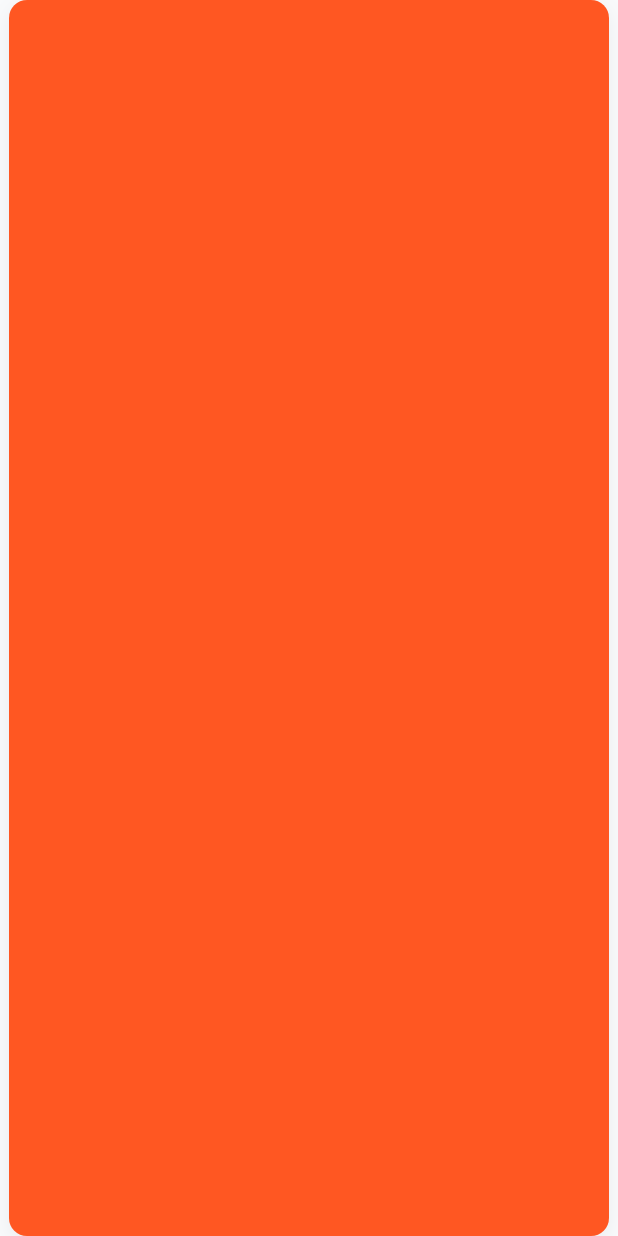
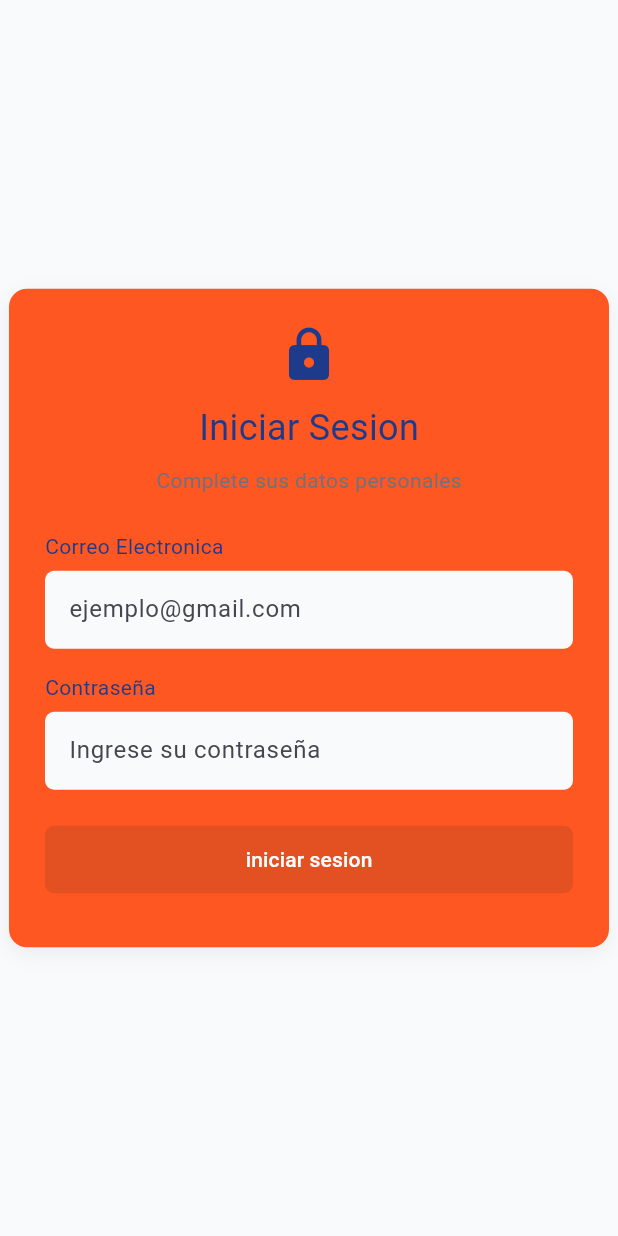
Before and after one commit to yeimyg2025/formularioflutter, a Flutter app: the screen it shows after launch, on a phone screen of 412 x 824 dp. Run offline on Flutter 3.47's test engine with Material 3 defaults, Android fonts, the phone set to English and light mode, and no system bars.

Commit message:
login actualizado

```diff
--- a/lib/main.dart
+++ b/lib/main.dart
@@ -50,6 +50,86 @@ class LoginFormScreen extends StatelessWidget{
               )
             ]
           ),
+          child: Column(
+            mainAxisSize: MainAxisSize.min,
+            children: [
+              const Icon(Icons.lock, size: 40, color: primaryNavy,),
+              const SizedBox(height: 12),
+              const Text("Iniciar Sesion",
+              style: TextStyle(
+                fontSize: 24,
+                color: primaryNavy,
+              ),
+              ),
+              const SizedBox(height: 8),
+              const Text("Complete sus datos personales", style: TextStyle(fontSize: 14,color: secondaryGrey),),
+              const SizedBox(height: 24),
+              //correo
+              const Align(
+                alignment: Alignment.centerLeft,
+                child: Text("Correo Electronica",
+                style: TextStyle(color: primaryNavy)),
+              ),
+              const SizedBox(height: 6),
+              TextField(
+                decoration: InputDecoration(
+                  hintText: "ejemplo@gmail.com",
+                  filled: true,
+                  fillColor: backgroundGrey,
+                  border: OutlineInputBorder(
+                    borderRadius: BorderRadius.circular(6),
+                    borderSide: BorderSide.none,
+                  ),
+                  contentPadding:
+                    const EdgeInsets.symmetric(horizontal: 12,vertical: 14),
+                ),
+              ),
+              const SizedBox(height: 16),
+
+              //campo contraseña
+              const Align(
+                alignment: Alignment.centerLeft,
+                child:
+                  Text("Contraseña", style: TextStyle(color: primaryNavy)),
+              ),
+              const SizedBox(height: 6),
+              TextField(
+                obscureText: true,
+                decoration: InputDecoration(
+                  hintText: "Ingrese su contraseña",
+                  filled: true,
+                  fillColor: backgroundGrey,
+                  border: OutlineInputBorder(
+                    borderRadius: BorderRadius.circular(6),
+                    borderSide: BorderSide.none,
+                  ),
+                  contentPadding:
+                    const EdgeInsets.symmetric(horizontal: 12,vertical: 14),
+                ),
+              ),
+              const SizedBox(height: 24),
+
+              //Login
+              SizedBox(
+                width: double.infinity,
+                height: 45,
+                child: ElevatedButton(
+                  onPressed: null,
+                style: ElevatedButton.styleFrom(
+                  backgroundColor: primaryNavy,
+                  shape: RoundedRectangleBorder(
+                    borderRadius: BorderRadius.circular(6),
+                  ),
+                ),
+                child: const Text(
+                  "iniciar sesion",
+                  style: TextStyle(color: Colors.white),
+                  ),
+                ),
+              ),
+              const SizedBox(height: 12),
+            ],
+          ),
         ),
       ),
     );
```
